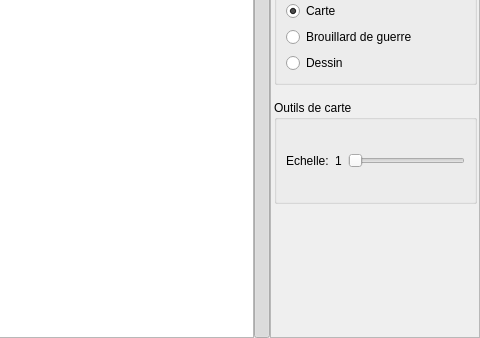
First picture: the form in src/Canvas/Map.ui, repository Nepta/nixjdr, before the edit; both pictures show x 158 to 638 and y 177 to 515 of the 638 by 515 pixel window.
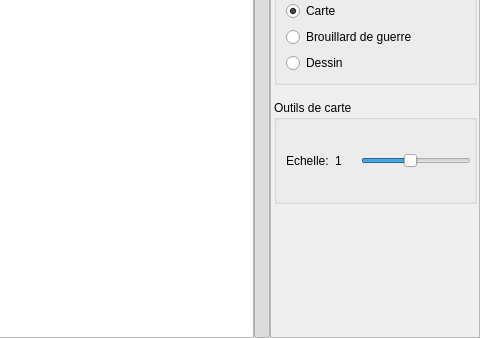
Second picture: the form after the edit. Icons and pictures are not drawn. Custom widgets are drawn as their Qt base class.

The edit to the form file:
```diff
--- a/src/Canvas/Map.ui
+++ b/src/Canvas/Map.ui
@@ -266,6 +266,18 @@
                 </item>
                 <item>
                  <widget class="QLabel" name="labelScale">
+                  <property name="sizePolicy">
+                   <sizepolicy hsizetype="Fixed" vsizetype="Preferred">
+                    <horstretch>0</horstretch>
+                    <verstretch>0</verstretch>
+                   </sizepolicy>
+                  </property>
+                  <property name="minimumSize">
+                   <size>
+                    <width>20</width>
+                    <height>0</height>
+                   </size>
+                  </property>
                   <property name="text">
                    <string>1</string>
                   </property>
@@ -273,15 +285,30 @@
                 </item>
                 <item>
                  <widget class="QSlider" name="m_MapScaler">
+                  <property name="sizePolicy">
+                   <sizepolicy hsizetype="Fixed" vsizetype="Fixed">
+                    <horstretch>0</horstretch>
+                    <verstretch>0</verstretch>
+                   </sizepolicy>
+                  </property>
+                  <property name="minimumSize">
+                   <size>
+                    <width>110</width>
+                    <height>0</height>
+                   </size>
+                  </property>
                   <property name="minimum">
                    <number>1</number>
                   </property>
                   <property name="maximum">
-                   <number>5</number>
+                   <number>10</number>
                   </property>
                   <property name="pageStep">
                    <number>1</number>
                   </property>
+                  <property name="sliderPosition">
+                   <number>5</number>
+                  </property>
                   <property name="orientation">
                    <enum>Qt::Horizontal</enum>
                   </property>
```
Left out of the diff: 21 changed lines with no effect on the pictures.
